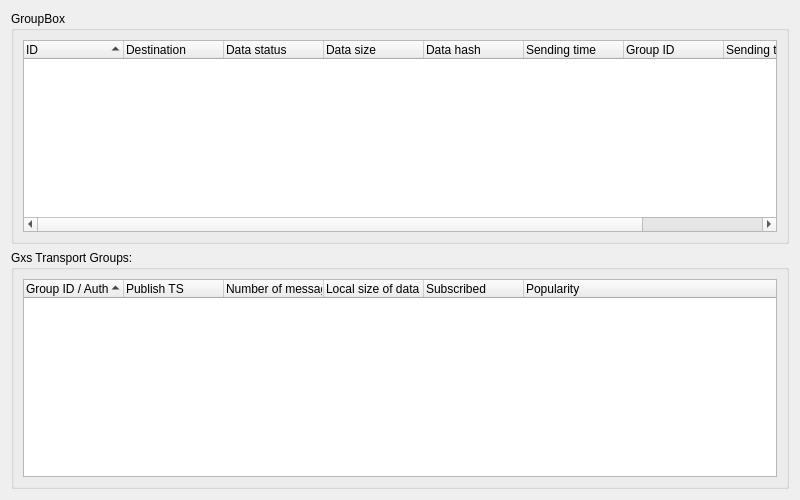
First picture: the form in retroshare-gui/src/gui/statistics/GxsTransportStatistics.ui, repository RetroShare/RetroShare, before the edit.
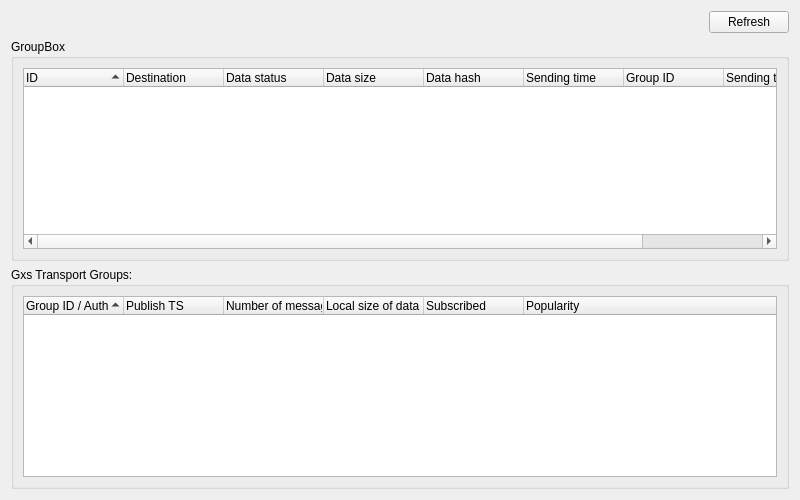
Second picture: the form after the edit.

Commit message:
gui: replace GxsTransportStatistics 4s auto-refresh with manual Refresh
The RsAutoUpdatePage(4000) base class polled getGroupStatistics() every
4 seconds. That call issues blocking GXS token requests (up to 5s per
group) and had no anti-reentrancy guard, so background refreshes piled
up, saturated the GXS queue and froze the whole UI.

Revert to MainPage and drive updates on demand instead:
 - a Refresh button
 - showEvent(), so the page refreshes when navigated to
 - settingsChanged(), kept so a date-format change re-renders

Date normalization (formatDateTime) is preserved.

Diff of the .ui file:
```diff
--- a/retroshare-gui/src/gui/statistics/GxsTransportStatistics.ui
+++ b/retroshare-gui/src/gui/statistics/GxsTransportStatistics.ui
@@ -14,6 +14,33 @@
    <string>Router Statistics</string>
   </property>
   <layout class="QVBoxLayout" name="verticalLayout_2">
+   <item>
+    <layout class="QHBoxLayout" name="toolBarLayout">
+     <item>
+      <spacer name="horizontalSpacer">
+       <property name="orientation">
+        <enum>Qt::Horizontal</enum>
+       </property>
+       <property name="sizeHint" stdset="0">
+        <size>
+         <width>40</width>
+         <height>20</height>
+        </size>
+       </property>
+      </spacer>
+     </item>
+     <item>
+      <widget class="QPushButton" name="refreshButton">
+       <property name="toolTip">
+        <string>Refresh the transport statistics</string>
+       </property>
+       <property name="text">
+        <string>Refresh</string>
+       </property>
+      </widget>
+     </item>
+    </layout>
+   </item>
    <item>
     <widget class="QGroupBox" name="groupBox">
      <property name="sizePolicy">
```
The commit also changes 2 other files.
